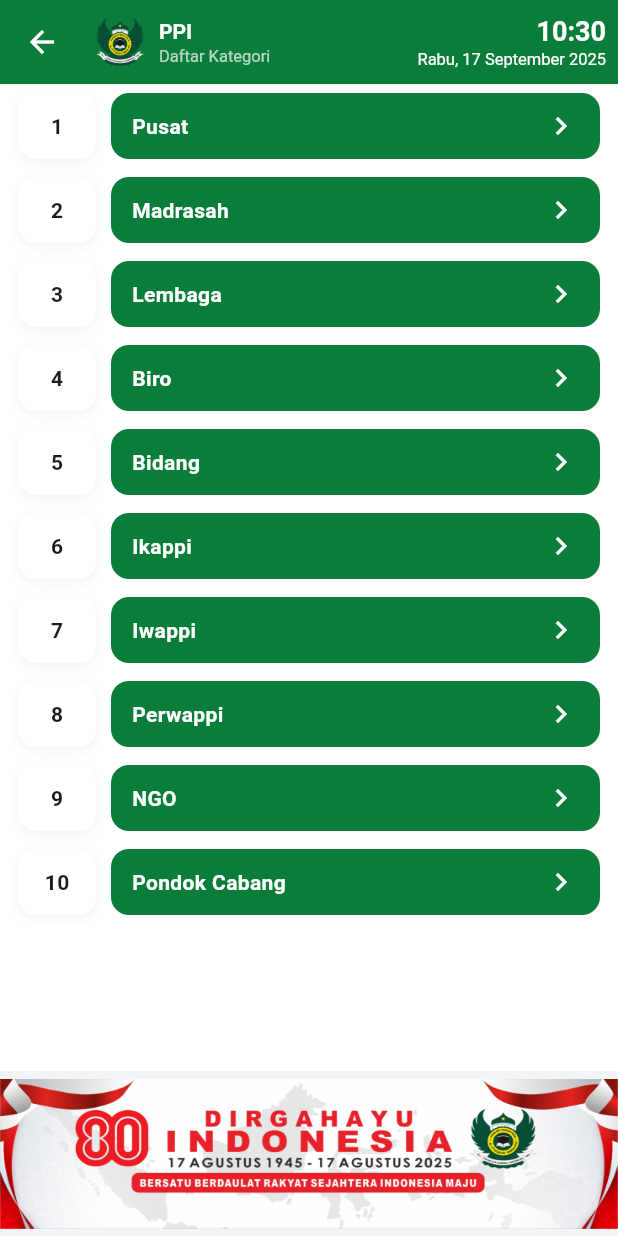
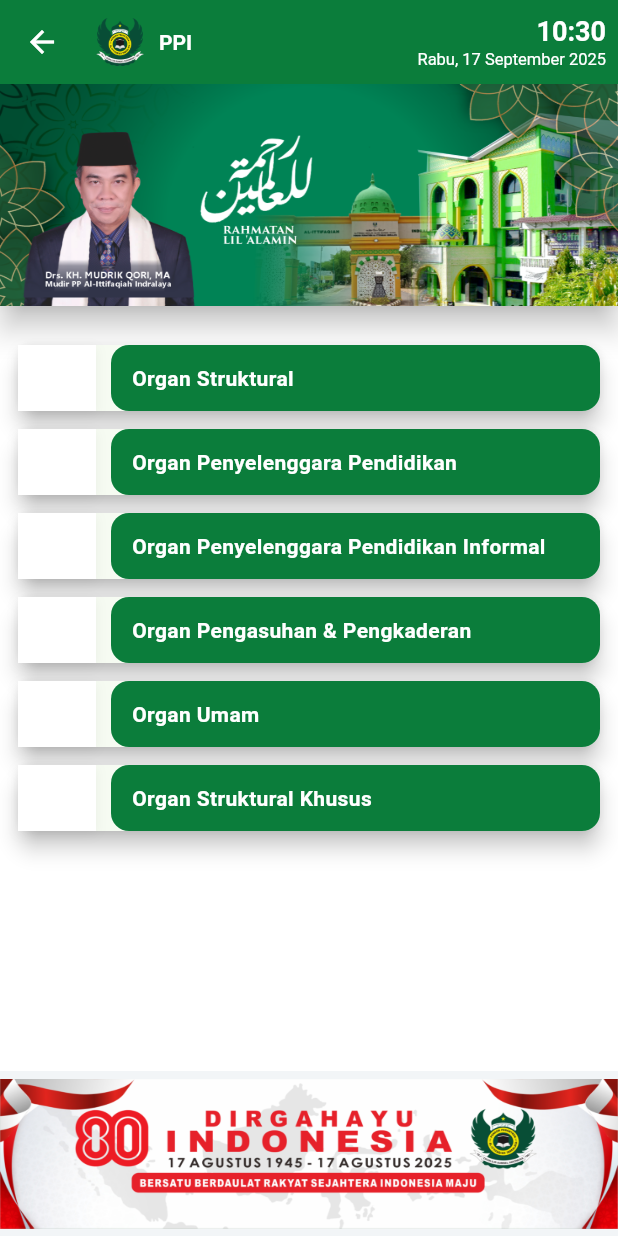
Before and after one commit to hkvil/flutter_ponpes, a Flutter app: the screen it shows after launch, after a tap on "PPI", on a phone screen of 412 x 824 dp. Run offline on Flutter 3.47's test engine with Material 3 defaults, Android fonts, the phone set to English and light mode, and no system bars.

Commit message:
reusable list

```diff
--- /dev/null
+++ b/lib/core/constants/menu_lists.dart
@@ -0,0 +1,31 @@
+// Struktur menu bercabang (tree)
+const Map<String, dynamic> menuTree = {
+  'PPI': {
+    'Organ Struktural': [
+      'Pusat Kepegawaian & Pengawasan',
+      'Pusat Pengawasan & Pembinaan SDM Putri',
+      'Pusat Penjaminan Mutu Pendidikan & Pengajaran',
+    ],
+    'Organ Penyelenggara Pendidikan': [
+      'Formal',
+      'Taman Kanak-Kanak',
+      'Taman Pendidikan Al-Qur\'an',
+      'Madrasah Diniyah',
+      'Madrasah Ibtidaiyah',
+      'Madrasah Tsanawiyah Putra',
+      'Madrasah Tsanawiyah Putri',
+      'Madrasah Aliyah Putra',
+      'Madrasah Aliyah Putri',
+      'Non Formal',
+      'Madrasah Tahfizh Lil Ath Fal',
+      'Institut Mujahadah & Pembibitan',
+      'Haromain',
+      'Al Ittifaqiah Language Center',
+    ],
+    'Organ Penyelenggara Pendidikan Informal': [],
+    'Organ Pengasuhan & Pengkaderan': [],
+    'Organ Umam': [],
+    'Organ Struktural Khusus': [],
+  },
+  // Tambah menu utama lain jika ada
+};
--- a/lib/core/router/app_router.dart
+++ b/lib/core/router/app_router.dart
@@ -3,6 +3,7 @@
 import '../../screens/splash/splash_screen.dart';
 import '../../screens/home/home_screen.dart';
 import '../../screens/menu/menu_screen.dart';
+import '../../core/constants/menu_lists.dart';
 
 /// Defines all named routes and handles route generation for the app.
 ///
@@ -23,7 +24,9 @@
         return MaterialPageRoute(builder: (_) => const HomeScreen());
       case menu:
         final MenuScreenArgs args = settings.arguments as MenuScreenArgs;
-        return MaterialPageRoute(builder: (_) => MenuScreen(args: args));
+        final menuData = menuTree[args.title];
+        return MaterialPageRoute(
+            builder: (_) => MenuScreen(args: args, menuData: menuData));
       default:
         return MaterialPageRoute(
           builder: (_) => const Scaffold(
--- a/lib/screens/home/home_screen.dart
+++ b/lib/screens/home/home_screen.dart
@@ -6,6 +6,7 @@
 import '../../widgets/menu_button.dart';
 import '../../core/router/app_router.dart';
 import '../menu/menu_screen.dart';
+import '../../core/constants/menu_lists.dart';
 
 /// The home screen shows the main menu grid and achievements.
 ///
@@ -49,21 +50,111 @@
                   child: Material(
                     elevation: 12,
                     borderRadius: BorderRadius.circular(12),
-                    child: _ResponsiveGrid(
+                    child: Padding(
+                      padding: const EdgeInsets.symmetric(vertical: 24),
+                      child: Column(
                         children: [
-                        for (final (title, icon) in _menuItems)
-                          MenuButton(
-                            title: title,
-                            iconPath: icon,
+                          // 1 di atas tengah
+                          Row(
+                            mainAxisAlignment: MainAxisAlignment.center,
+                            children: [
+                              Padding(
+                                padding: const EdgeInsets.symmetric(
+                                    horizontal: 12.0),
+                                child: MenuButton(
+                                  title: _menuItems[0].$1,
+                                  iconPath: _menuItems[0].$2,
+                                  onTap: () {
+                                    final menuData = menuTree[_menuItems[0].$1];
+                                    Navigator.push(
+                                      context,
+                                      MaterialPageRoute(
+                                        builder: (context) => MenuScreen(
+                                          args: MenuScreenArgs(
+                                              title: _menuItems[0].$1),
+                                          menuData: menuData,
+                                        ),
+                                      ),
+                                    );
+                                  },
+                                ),
+                              ),
+                            ],
+                          ),
+                          const SizedBox(height: 16),
+                          // 3 di baris kedua
+                          Row(
+                            mainAxisAlignment: MainAxisAlignment.center,
+                            children: [
+                              for (int i = 1; i <= 3; i++)
+                                Padding(
+                                  padding: const EdgeInsets.symmetric(
+                                      horizontal: 35.0),
+                                  child: MenuButton(
+                                    title: _menuItems[i].$1,
+                                    iconPath: _menuItems[i].$2,
                                     onTap: () {
                                       Navigator.pushNamed(
                                         context,
                                         AppRouter.menu,
-                                arguments: MenuScreenArgs(title: title),
+                                        arguments: MenuScreenArgs(
+                                            title: _menuItems[i].$1),
                                       );
                                     },
                                   ),
+                                ),
                             ],
+                          ),
+                          const SizedBox(height: 16),
+                          // 3 di baris ketiga
+                          Row(
+                            mainAxisAlignment: MainAxisAlignment.center,
+                            children: [
+                              for (int i = 4; i <= 6; i++)
+                                Padding(
+                                  padding: const EdgeInsets.symmetric(
+                                      horizontal: 35.0),
+                                  child: MenuButton(
+                                    title: _menuItems[i].$1,
+                                    iconPath: _menuItems[i].$2,
+                                    onTap: () {
+                                      Navigator.pushNamed(
+                                        context,
+                                        AppRouter.menu,
+                                        arguments: MenuScreenArgs(
+                                            title: _menuItems[i].$1),
+                                      );
+                                    },
+                                  ),
+                                ),
+                            ],
+                          ),
+                          const SizedBox(height: 16),
+                          // 2 di bawah tengah
+                          Row(
+                            mainAxisAlignment: MainAxisAlignment.center,
+                            children: [
+                              for (int i = 7; i <= 8; i++)
+                                Padding(
+                                  padding: const EdgeInsets.symmetric(
+                                      horizontal: 35.0),
+                                  child: MenuButton(
+                                    title: _menuItems[i].$1,
+                                    iconPath: _menuItems[i].$2,
+                                    onTap: () {
+                                      Navigator.pushNamed(
+                                        context,
+                                        AppRouter.menu,
+                                        arguments: MenuScreenArgs(
+                                            title: _menuItems[i].$1),
+                                      );
+                                    },
+                                  ),
+                                ),
+                            ],
+                          ),
+                        ],
+                      ),
                     ),
                   ),
                 ),
@@ -139,32 +230,3 @@
     );
   }
 }
-
-/// Builds a responsive grid that adapts the number of columns based on screen width.
-class _ResponsiveGrid extends StatelessWidget {
-  final List<Widget> children;
-  const _ResponsiveGrid({required this.children});
-  @override
-  Widget build(BuildContext context) {
-    return LayoutBuilder(
-      builder: (context, constraints) {
-        int crossAxisCount = 5;
-        final w = constraints.maxWidth;
-        if (w < 340) {
-          crossAxisCount = 3;
-        } else if (w < 520) {
-          crossAxisCount = 4;
-        }
-        return GridView.count(
-          physics: const NeverScrollableScrollPhysics(),
-          shrinkWrap: true,
-          crossAxisCount: crossAxisCount,
-          mainAxisSpacing: 12,
-          crossAxisSpacing: 12,
-          childAspectRatio: .82,
-          children: children,
-        );
-      },
-    );
-  }
-}
--- a/lib/screens/menu/menu_screen.dart
+++ b/lib/screens/menu/menu_screen.dart
@@ -1,7 +1,9 @@
 import 'package:flutter/material.dart';
+import 'package:pesantren_app/screens/madrasah/detail_madrasah_screen.dart';
 import '../../widgets/top_bar.dart';
 import '../../widgets/bottom_banner.dart';
-import '../../widgets/option_tile.dart';
+import '../../widgets/reusable_list_tile.dart';
+import '../../widgets/banner_container.dart';
 
 /// Class argumen tetap.
 class MenuScreenArgs {
@@ -11,38 +13,73 @@
 
 class MenuScreen extends StatelessWidget {
   final MenuScreenArgs args;
-  const MenuScreen({super.key, required this.args});
+  final dynamic menuData;
 
-  /// Daftar menu beserta sub-itemnya.
-  static const List<Node> menu = [
-    Node('Pusat', ['Struktur', 'Program', 'Kontak']),
-    Node('Madrasah', ['Taman Kanak-Kanak','Taman Pendidikan Al-Qur\'an', 'Madrasah Diniyah','Madrasah Ibtidaiyah', 'Madrasah Tsanawiyah 1', 'Madrasah Tsanawiyah 2', 'Madrasah Aliyah1','Madrasah Aliyah 2','Madrasah Tahfidz Lil Ath Fal','Mujahadah & Pembibitan','Haromain','Al-Ittifaqiah Language Center']),
-    Node('Lembaga', ['Litbang', 'Dakwah']),
-    Node('Biro', ['Keuangan', 'SDM', 'Humas']),
-    Node('Bidang', ['Tarbiyah', 'Sosial']),
-    Node('Ikappi'),
-    Node('Iwappi'),
-    Node('Perwappi'),
-    Node('NGO'),
-    Node('Pondok Cabang'),
-  ];
+  const MenuScreen({Key? key, required this.args, required this.menuData})
+      : super(key: key);
 
   @override
   Widget build(BuildContext context) {
     return Scaffold(
-      appBar: TopBar(title: args.title, subtitle: 'Daftar Kategori'),
-      body: ListView.builder(
-        itemCount: menu.length,
+      appBar: TopBar(title: args.title),
+      body: Column(
+        children: [
+          BannerContainer(assetPath: 'assets/banners/top.png'),
+          SizedBox(height: 20),
+          Expanded(
+            child: Builder(
+              builder: (context) {
+                if (menuData is Map<String, dynamic>) {
+                  final keys = menuData.keys.toList();
+                  return ListView.builder(
+                    itemCount: keys.length,
                     itemBuilder: (context, index) {
-          final node = menu[index];
-          return OptionTile(
-            index: index + 1,
-            node: node,
+                      final key = keys[index];
+                      return ReusableListTileWidget(
+                        value: null,
+                        titleText: key,
                         onTap: () {
-              // tindakan khusus untuk item tanpa sub-item, jika diperlukan
+                          Navigator.push(
+                            context,
+                            MaterialPageRoute(
+                              builder: (context) => MenuScreen(
+                                args: MenuScreenArgs(title: key),
+                                menuData: menuData[key],
+                              ),
+                            ),
+                          );
                         },
                       );
                     },
+                  );
+                } else if (menuData is List<String>) {
+                  return ListView.builder(
+                    itemCount: menuData.length,
+                    itemBuilder: (context, index) {
+                      final item = menuData[index];
+                      return ReusableListTileWidget(
+                        value: null,
+                        titleText: item,
+                        onTap: () {
+                          Navigator.push(
+                            context,
+                            MaterialPageRoute(
+                              builder: (context) => DetailMadrasahScreen(
+                                madrasahName: item,
+                              ),
+                            ),
+                          );
+                        },
+                      );
+                    },
+                  );
+                } else {
+                  return const Center(child: Text('Tidak ada data.'));
+                }
+              },
+            ),
+          ),
+        ],
       ),
       bottomNavigationBar:
           const BottomBanner(assetPath: 'assets/banners/bottom.png'),
--- a/lib/widgets/option_tile.dart
+++ /dev/null
@@ -1,164 +0,0 @@
-import 'package:flutter/material.dart';
-import 'package:pesantren_app/screens/madrasah/detail_madrasah_screen.dart';
-import '../core/theme/app_colors.dart';
-
-/// Data model untuk setiap menu, dengan opsi sub-item (children).
-class Node {
-  final String title;
-  final List<String>? children;
-  const Node(this.title, [this.children]);
-}
-
-/// Tile yang bisa diekspand jika `children` tidak kosong.
-class OptionTile extends StatefulWidget {
-  final int index;
-  final Node node;
-  final VoidCallback? onTap;
-
-  const OptionTile({
-    super.key,
-    required this.index,
-    required this.node,
-    this.onTap,
-  });
-
-  @override
-  State<OptionTile> createState() => _OptionTileState();
-}
-
-class _OptionTileState extends State<OptionTile> {
-  bool _expanded = false;
-
-  @override
-  Widget build(BuildContext context) {
-    final hasChildren =
-        widget.node.children != null && widget.node.children!.isNotEmpty;
-    return Padding(
-      padding: const EdgeInsets.symmetric(horizontal: 12, vertical: 6),
-      child: Column(
-        crossAxisAlignment: CrossAxisAlignment.stretch,
-        children: [
-          InkWell(
-            onTap: () {
-              if (hasChildren) {
-                setState(() => _expanded = !_expanded);
-              } else {
-                widget.onTap?.call();
-              }
-            },
-            borderRadius: BorderRadius.circular(12),
-            child: Row(
-              children: [
-                // kotak putih dengan nomor
-                Container(
-                  height: 44,
-                  width: 52,
-                  alignment: Alignment.center,
-                  decoration: BoxDecoration(
-                    color: Colors.white,
-                    borderRadius: BorderRadius.circular(12),
-                    boxShadow: [
-                      BoxShadow(
-                        color: Colors.black.withOpacity(0.05),
-                        blurRadius: 6,
-                        offset: const Offset(0, 2),
-                      ),
-                    ],
-                  ),
-                  child: Text(
-                    '${widget.index}',
-                    style: const TextStyle(fontWeight: FontWeight.w600),
-                  ),
-                ),
-                const SizedBox(width: 10),
-                // panel hijau dengan judul dan ikon panah
-                Expanded(
-                  child: Container(
-                    height: 44,
-                    padding: const EdgeInsets.symmetric(horizontal: 14),
-                    decoration: BoxDecoration(
-                      color: AppColors.primaryGreen,
-                      borderRadius: BorderRadius.circular(12),
-                    ),
-                    alignment: Alignment.centerLeft,
-                    child: Row(
-                      children: [
-                        Expanded(
-                          child: Text(
-                            widget.node.title,
-                            style: const TextStyle(
-                              color: Colors.white,
-                              fontWeight: FontWeight.w600,
-                            ),
-                          ),
-                        ),
-                        Icon(
-                          hasChildren
-                              ? (_expanded
-                                  ? Icons.keyboard_arrow_down
-                                  : Icons.keyboard_arrow_right)
-                              : Icons.keyboard_arrow_right,
-                          color: Colors.white,
-                        ),
-                      ],
-                    ),
-                  ),
-                ),
-              ],
-            ),
-          ),
-          // daftar sub-item jika expanded
-          if (_expanded && hasChildren)
-            Column(
-              children: [
-                for (final child in widget.node.children!)
-                  Padding(
-                    padding: const EdgeInsets.only(
-                      left: 62,
-                      top: 4,
-                      right: 12,
-                      bottom: 4,
-                    ),
-                    child: InkWell(
-                      onTap: () {
-                        // tindakan saat sub-item ditekan
-                        SnackBar snackBar = SnackBar(
-                          content: Text('Anda memilih: $child'),
-                        );
-                        ScaffoldMessenger.of(context).showSnackBar(snackBar);
-                        Navigator.push(
-                          context,
-                          MaterialPageRoute(
-                            builder: (context) => DetailMadrasahScreen(
-                              madrasahName:
-                                  child, // atau data lain sesuai kebutuhan
-                            ),
-                          ),
-                        );
-                      },
-                      child: Container(
-                        padding: const EdgeInsets.symmetric(
-                          vertical: 8,
-                          horizontal: 16,
-                        ),
-                        decoration: BoxDecoration(
-                          color: AppColors.lightGreen,
-                          borderRadius: BorderRadius.circular(8),
-                        ),
-                        child: Text(
-                          child,
-                          style: const TextStyle(
-                            color: AppColors.primaryGreen,
-                            fontWeight: FontWeight.w500,
-                          ),
-                        ),
-                      ),
-                    ),
-                  ),
-              ],
-            ),
-        ],
-      ),
-    );
-  }
-}
--- /dev/null
+++ b/lib/widgets/reusable_list_tile.dart
@@ -0,0 +1,79 @@
+import 'package:flutter/material.dart';
+import '../core/theme/app_colors.dart';
+
+class ReusableListTileWidget extends StatelessWidget {
+  final int? value;
+  final String titleText;
+  final Color? indexColor;
+  final Color? titleColor;
+  final VoidCallback? onTap;
+
+  const ReusableListTileWidget({
+    Key? key,
+    this.value,
+    required this.titleText,
+    this.indexColor,
+    this.titleColor,
+    this.onTap,
+  }) : super(key: key);
+
+  @override
+  Widget build(BuildContext context) {
+    return Padding(
+      padding: const EdgeInsets.symmetric(horizontal: 12, vertical: 6),
+      child: Material(
+        elevation: 6,
+        borderRadius: BorderRadius.circular(12),
+        shadowColor: Colors.black.withOpacity(1),
+        child: InkWell(
+          onTap: onTap,
+          borderRadius: BorderRadius.circular(12),
+          child: Row(
+            children: [
+              // kotak putih dengan value
+              Container(
+                height: 44,
+                width: 52,
+                alignment: Alignment.center,
+                decoration: BoxDecoration(
+                  color: indexColor ?? Colors.white,
+                  boxShadow: [
+                    BoxShadow(
+                      color: Colors.black.withOpacity(0.05),
+                      blurRadius: 6,
+                      offset: const Offset(0, 2),
+                    ),
+                  ],
+                ),
+                child: Text(
+                  value != null ? '$value' : '',
+                  style: const TextStyle(fontWeight: FontWeight.w600),
+                ),
+              ),
+              const SizedBox(width: 10),
+              // panel hijau dengan judul
+              Expanded(
+                child: Container(
+                  height: 44,
+                  padding: const EdgeInsets.symmetric(horizontal: 14),
+                  decoration: BoxDecoration(
+                    color: AppColors.primaryGreen,
+                    borderRadius: BorderRadius.circular(12),
+                  ),
+                  alignment: Alignment.centerLeft,
+                  child: Text(
+                    titleText,
+                    style: TextStyle(
+                      color: titleColor ?? Colors.white,
+                      fontWeight: FontWeight.w600,
+                    ),
+                  ),
+                ),
+              ),
+            ],
+          ),
+        ),
+      ),
+    );
+  }
+}
```
Lines whose indentation alone changed are shown as unchanged.
